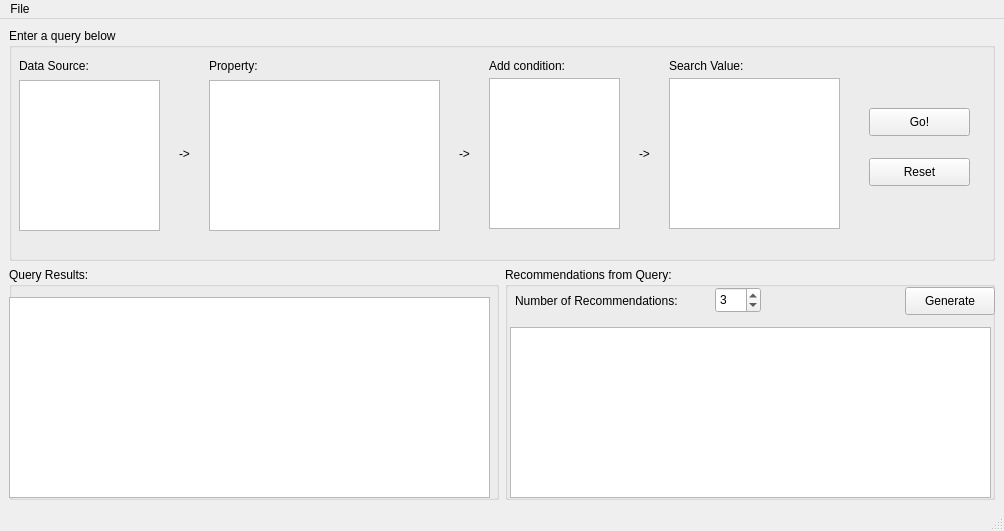
First picture: the form in ui/Mockup_UI_query_program.ui, repository WSU-CPTS415-ParquetParkour/Amazon-CoPurchasing, before the edit.
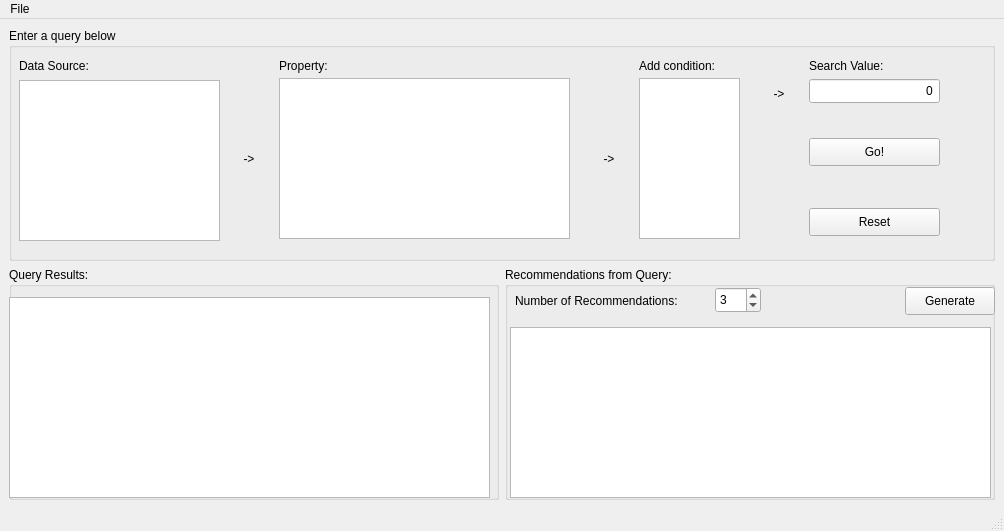
Second picture: the form after the edit.

Commit message: Changing value input to spinbox

Diff of the .ui file:
```diff
--- a/ui/Mockup_UI_query_program.ui
+++ b/ui/Mockup_UI_query_program.ui
@@ -117,7 +117,7 @@
       <widget class="QLabel" name="label_2">
        <property name="geometry">
         <rect>
-         <x>480</x>
+         <x>630</x>
          <y>30</y>
          <width>91</width>
          <height>16</height>
@@ -130,9 +130,9 @@
       <widget class="QPushButton" name="pushButton">
        <property name="geometry">
         <rect>
-         <x>860</x>
-         <y>80</y>
-         <width>101</width>
+         <x>800</x>
+         <y>110</y>
+         <width>131</width>
          <height>28</height>
         </rect>
        </property>
@@ -148,53 +148,46 @@
         <rect>
          <x>10</x>
          <y>52</y>
-         <width>141</width>
-         <height>151</height>
+         <width>201</width>
+         <height>161</height>
         </rect>
        </property>
       </widget>
       <widget class="QListWidget" name="listWidget_3">
        <property name="geometry">
         <rect>
-         <x>480</x>
+         <x>630</x>
          <y>50</y>
-         <width>131</width>
-         <height>151</height>
-        </rect>
-       </property>
-      </widget>
-      <widget class="QTextEdit" name="textEdit">
-       <property name="geometry">
-        <rect>
-         <x>660</x>
-         <y>50</y>
-         <width>171</width>
-         <height>151</height>
+         <width>101</width>
+         <height>161</height>
         </rect>
        </property>
       </widget>
       <widget class="QListWidget" name="listWidget_2">
        <property name="geometry">
         <rect>
-         <x>200</x>
-         <y>52</y>
-         <width>231</width>
-         <height>151</height>
+         <x>270</x>
+         <y>50</y>
+         <width>291</width>
+         <height>161</height>
         </rect>
        </property>
       </widget>
       <widget class="QLabel" name="label_3">
        <property name="geometry">
         <rect>
-         <x>170</x>
+         <x>230</x>
          <y>50</y>
          <width>20</width>
-         <height>151</height>
+         <height>161</height>
         </rect>
        </property>
        <property name="text">
         <string>-&gt;</string>
        </property>
+       <property name="alignment">
+        <set>Qt::AlignCenter</set>
+       </property>
       </widget>
       <widget class="QLabel" name="label_4">
        <property name="geometry">
@@ -212,7 +205,7 @@
       <widget class="QLabel" name="label_5">
        <property name="geometry">
         <rect>
-         <x>200</x>
+         <x>270</x>
          <y>30</y>
          <width>61</width>
          <height>16</height>
@@ -225,7 +218,7 @@
       <widget class="QLabel" name="label_6">
        <property name="geometry">
         <rect>
-         <x>660</x>
+         <x>800</x>
          <y>30</y>
          <width>81</width>
          <height>16</height>
@@ -238,35 +231,41 @@
       <widget class="QLabel" name="label_7">
        <property name="geometry">
         <rect>
-         <x>450</x>
+         <x>590</x>
          <y>50</y>
          <width>20</width>
-         <height>151</height>
+         <height>161</height>
         </rect>
        </property>
        <property name="text">
         <string>-&gt;</string>
        </property>
+       <property name="alignment">
+        <set>Qt::AlignCenter</set>
+       </property>
       </widget>
       <widget class="QLabel" name="label_8">
        <property name="geometry">
         <rect>
-         <x>630</x>
+         <x>760</x>
          <y>50</y>
          <width>20</width>
-         <height>151</height>
+         <height>31</height>
         </rect>
        </property>
        <property name="text">
         <string>-&gt;</string>
        </property>
+       <property name="alignment">
+        <set>Qt::AlignCenter</set>
+       </property>
       </widget>
       <widget class="QPushButton" name="btn_reset">
        <property name="geometry">
         <rect>
-         <x>860</x>
-         <y>130</y>
-         <width>101</width>
+         <x>800</x>
+         <y>180</y>
+         <width>131</width>
          <height>28</height>
         </rect>
        </property>
@@ -274,6 +273,28 @@
         <string>Reset</string>
        </property>
       </widget>
+      <widget class="QSpinBox" name="spb_search_value">
+       <property name="geometry">
+        <rect>
+         <x>800</x>
+         <y>50</y>
+         <width>131</width>
+         <height>26</height>
+        </rect>
+       </property>
+       <property name="alignment">
+        <set>Qt::AlignRight|Qt::AlignTrailing|Qt::AlignVCenter</set>
+       </property>
+       <property name="buttonSymbols">
+        <enum>QAbstractSpinBox::NoButtons</enum>
+       </property>
+       <property name="minimum">
+        <number>0</number>
+       </property>
+       <property name="value">
+        <number>0</number>
+       </property>
+      </widget>
      </widget>
     </item>
    </layout>
```
Left out of the diff: 52 changed lines with no effect on the pictures. The commit also changes 1 other file.
